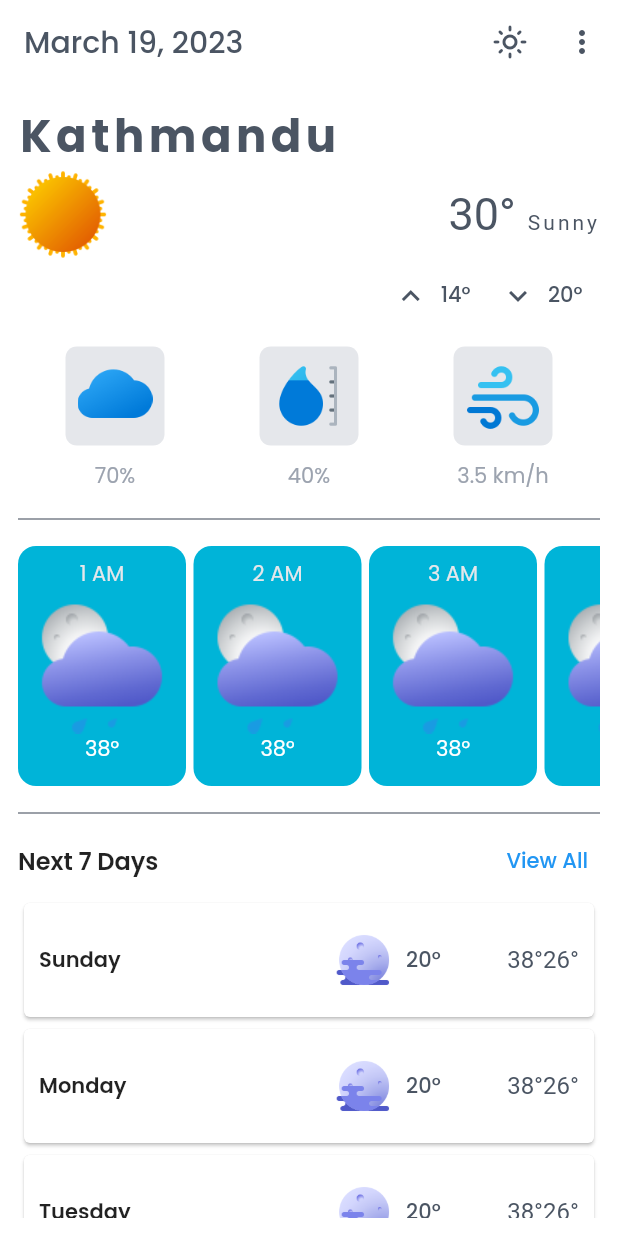
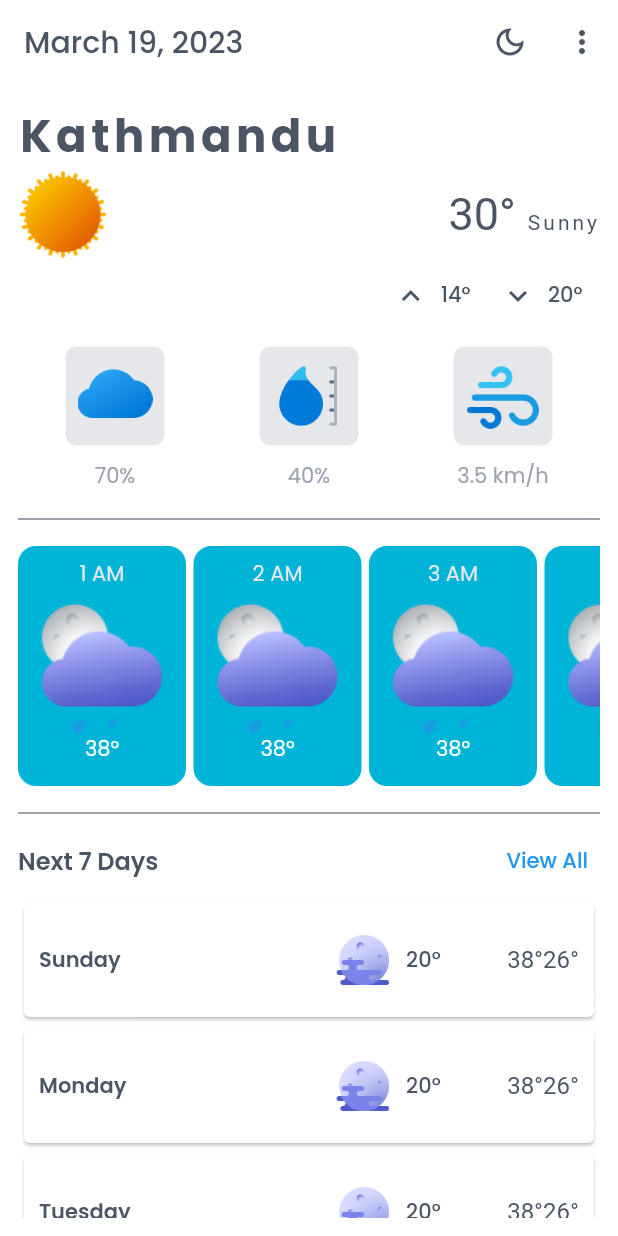
Before and after one commit to Naawaal/Weather-App, a Flutter app: the screen it shows after launch, on a phone screen of 412 x 824 dp. Run offline on Flutter 3.47's test engine with Material 2 defaults, Android fonts, the phone set to English and light mode, and no system bars; our stand-ins replace get, google_fonts, velocity_x.

Commit message:
added logic for light theme and dark theme

```diff
--- a/lib/consts/our_theme.dart
+++ b/lib/consts/our_theme.dart
@@ -19,7 +19,7 @@ class CustomTheme {
   );
 
   static final darkTheme = ThemeData(
-    cardColor: Colors.white,
+    cardColor: bgColor.withOpacity(0.6),
     fontFamily: GoogleFonts.poppins().fontFamily,
     scaffoldBackgroundColor: bgColor,
     primaryColor: Colors.white,
--- /dev/null
+++ b/lib/controllers/main_controller.dart
@@ -0,0 +1,12 @@
+import 'package:flutter/material.dart';
+import 'package:get/get.dart';
+
+class MainController extends GetxController {
+  var isDark = false.obs;
+
+  changeTheme() {
+    isDark.value = !isDark.value;
+
+    Get.changeThemeMode(isDark.value ? ThemeMode.dark : ThemeMode.light);
+  }
+}
--- a/lib/views/homepage_screen.dart
+++ b/lib/views/homepage_screen.dart
@@ -3,25 +3,31 @@ import 'package:get/get.dart';
 import 'package:intl/intl.dart';
 import 'package:velocity_x/velocity_x.dart';
 import 'package:weather_app/consts/images.dart';
+import 'package:weather_app/controllers/main_controller.dart';
 
 class HomepageScreen extends StatelessWidget {
   const HomepageScreen({super.key});
 
   @override
   Widget build(BuildContext context) {
+    final MainController mainController = Get.put(MainController());
     var date = DateFormat("yMMMMd").format(DateTime.now());
     var theme = Theme.of(context);
     return Scaffold(
-      backgroundColor: theme.scaffoldBackgroundColor,
       appBar: AppBar(
+        backgroundColor: theme.appBarTheme.backgroundColor,
         title: date.text.color(theme.iconTheme.color).make(),
         actions: [
-          IconButton(
-            onPressed: () {
-              Get.changeTheme(ThemeData.dark());
-            },
-            icon: const Icon(Icons.light_mode_outlined),
-            color: theme.iconTheme.color,
+          Obx(
+            () => IconButton(
+              onPressed: () {
+                mainController.changeTheme();
+              },
+              icon: Icon(mainController.isDark.value
+                  ? Icons.light_mode_outlined
+                  : Icons.dark_mode_outlined),
+              color: theme.iconTheme.color,
+            ),
           ),
           IconButton(
             onPressed: () {},
@@ -167,7 +173,12 @@ class HomepageScreen extends StatelessWidget {
               Row(
                 mainAxisAlignment: MainAxisAlignment.spaceBetween,
                 children: [
-                  "Next 7 Days".text.semiBold.size(16).make(),
+                  "Next 7 Days"
+                      .text
+                      .semiBold
+                      .size(16)
+                      .color(theme.iconTheme.color)
+                      .make(),
                   TextButton(
                     onPressed: () {},
                     child: const Text("View All"),
@@ -184,6 +195,7 @@ class HomepageScreen extends StatelessWidget {
                     ),
                   );
                   return Card(
+                    color: theme.cardColor,
                     elevation: 1,
                     child: Container(
                       padding: const EdgeInsets.symmetric(
@@ -191,7 +203,10 @@ class HomepageScreen extends StatelessWidget {
                       child: Row(
                         mainAxisAlignment: MainAxisAlignment.spaceBetween,
                         children: [
-                          Expanded(child: day.text.semiBold.make()),
+                          Expanded(
+                              child: day.text.semiBold
+                                  .color(theme.iconTheme.color)
+                                  .make()),
                           Expanded(
                             child: TextButton.icon(
                               onPressed: () {},
```
